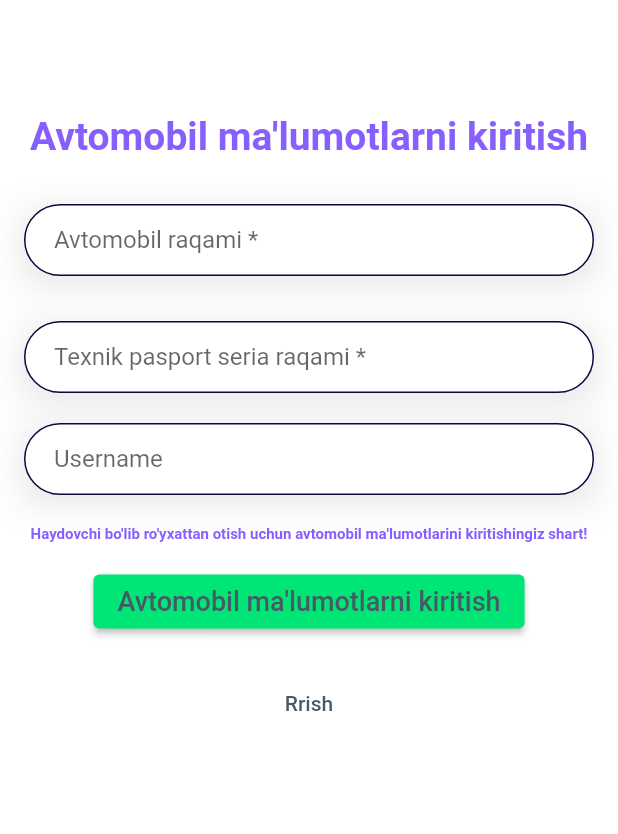
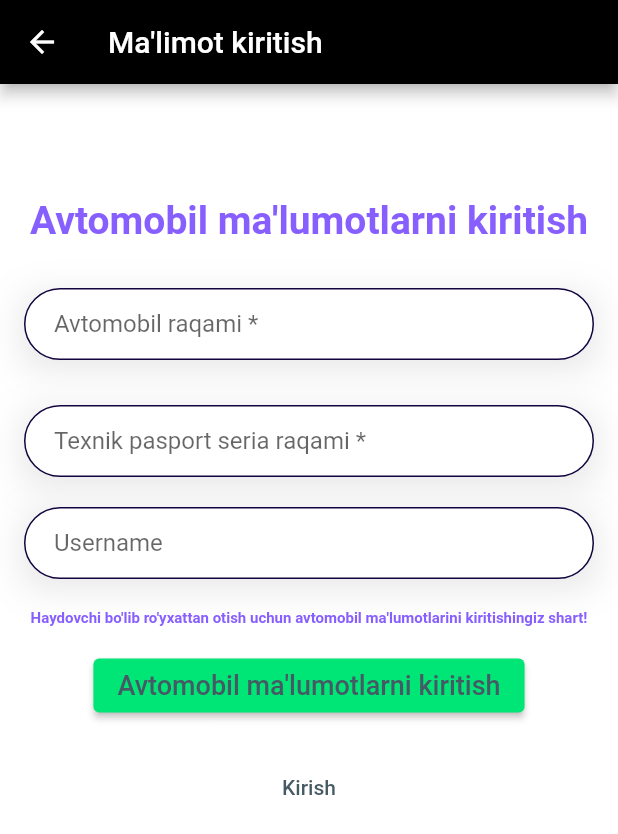
Before and after one commit to NozimjonDD/taxi-pitak-app, a Flutter app: the CarTabPage screen opened directly, on a phone screen of 412 x 824 dp. Shown: the top 834 px of the screen. Run offline on Flutter 3.47's test engine with Material 2 defaults, Android fonts, the phone set to English and light mode, and no system bars; our stand-ins replace dropdown_button2, firebase_core, flutter_datetime_picker, gap, get, hexcolor; accounts and stored records are empty.

Commit message:
some changes on car_tab.dart

```diff
--- a/lib/widgets/home_tab_pages/car_tab.dart
+++ b/lib/widgets/home_tab_pages/car_tab.dart
@@ -18,6 +18,13 @@ class _CarTabPageState extends State<CarTabPage> {
   Widget build(BuildContext context) {
     return Scaffold(
       backgroundColor: Colors.white,
+      appBar: AppBar(
+        backgroundColor: Colors.black,
+        title: const Text("Ma'limot kiritish",
+            style: TextStyle(
+              color: Colors.white,
+            )),
+      ),
       body: SingleChildScrollView(
         child: Padding(
           padding: const EdgeInsets.all(16.0),
@@ -29,9 +36,7 @@ class _CarTabPageState extends State<CarTabPage> {
                 padding: const EdgeInsets.all(20.0),
                 // child: Image.asset("images/logo_taxi.png"),
               ),
-
               const SizedBox(height: 10),
-
               Text(
                 "Avtomobil ma'lumotlarni kiritish",
                 style: TextStyle(
@@ -40,7 +45,6 @@ class _CarTabPageState extends State<CarTabPage> {
                   fontWeight: FontWeight.bold,
                 ),
               ),
-
               SizedBox(height: 30),
               Container(
                 child: TextFormField(
@@ -91,7 +95,7 @@ class _CarTabPageState extends State<CarTabPage> {
 
               TextButton(
                   child: const Text(
-                    "Rrish",
+                    "Kirish",
                     style: TextStyle(color: Color(0xFF455A64)),
                   ),
                   onPressed: ()
```
